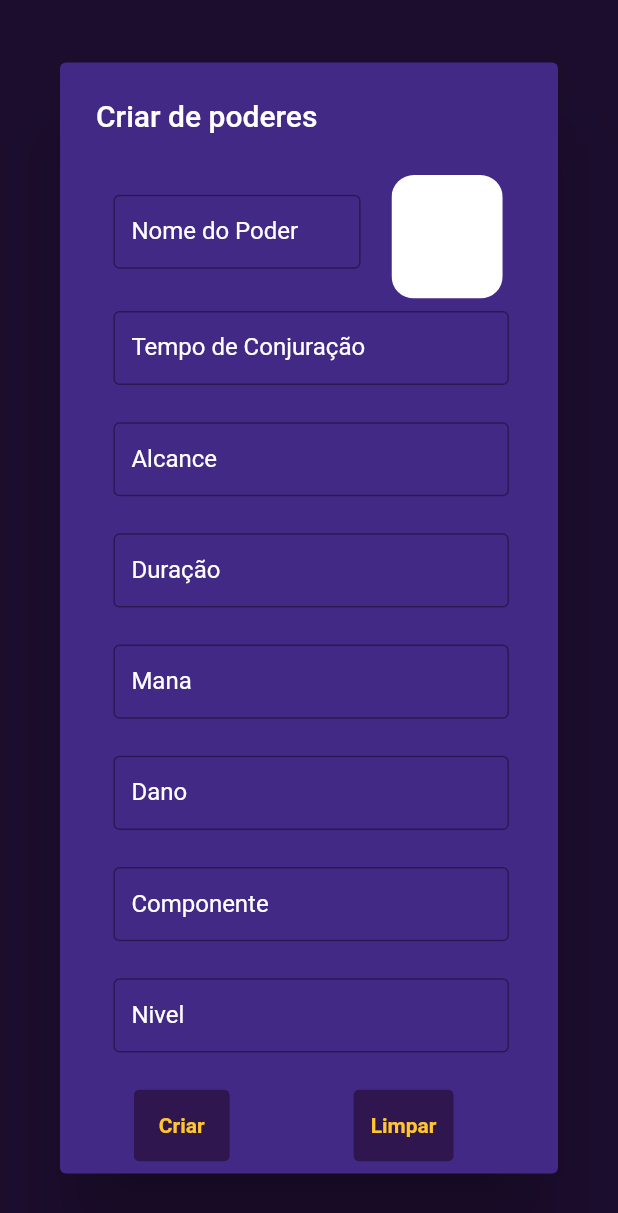
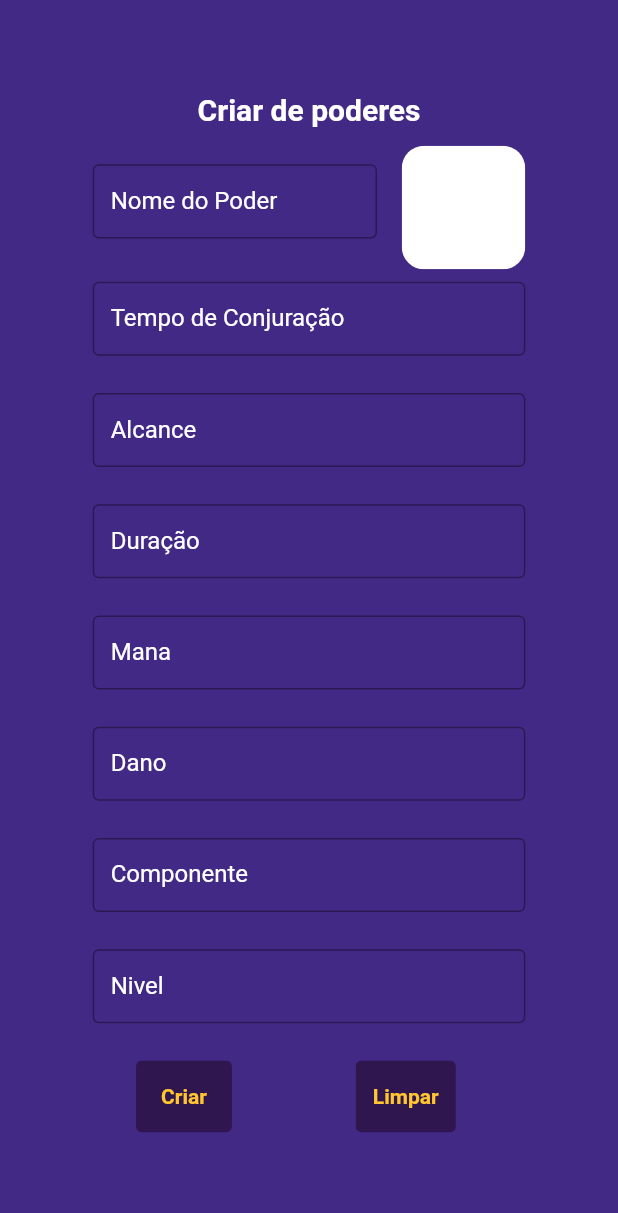
Before and after one commit to AlmostZF/App_RPG, a Flutter app: the ModalPoder screen opened directly, on a phone screen of 412 x 824 dp. Shown: the top 1213 px of the screen. Run offline on Flutter 3.47's test engine with Material 2 defaults, Android fonts, the phone set to English and light mode, and no system bars; our stand-ins replace firebase_database, image_picker, syncfusion_flutter_sliders; missing offline and left inert: kg_charts; accounts and stored records are empty; network calls fail.

Commit message:
mudando os modais para telas

```diff
--- a/rpg_app/lib/view/modal_poder.dart
+++ b/rpg_app/lib/view/modal_poder.dart
@@ -8,16 +8,26 @@ class ModalPoder extends StatelessWidget {
   Widget build(BuildContext context) {
    Size size = MediaQuery.of(context).size;
 
-    return AlertDialog(
-      title: const Text('Criar de poderes',style: TextStyle(color: otherColor)),
+    return Scaffold(
       backgroundColor: defaultColor,
-      actions: <Widget>[
+      body: SingleChildScrollView(
+        child: Padding(
+          padding: EdgeInsets.only(top:size.width*0.15),
+          child: Column(
+            children:[
+              const Text('Criar de poderes',
+              style: TextStyle(
+                color: otherColor,
+                fontWeight: FontWeight.bold,
+                fontSize: 20)),
+              Padding(
+                padding: EdgeInsets.only(right: size.width*0.3, top:size.width*0.03)),
               Stack(
                 children: [
                   Padding(
-              padding: EdgeInsets.only(right: size.width*0.3, top:size.width*0.032),
+                    padding: EdgeInsets.only(right: size.width*0.2, top:size.width*0.03),
                     child: SizedBox(
-                width: size.width*0.4,
+                      width: size.width*0.46,
                       height: size.height*0.06,
                       child: const TextField(
                         decoration: InputDecoration(
@@ -29,11 +39,11 @@ class ModalPoder extends StatelessWidget {
                     ),
                   ),
                   Padding(
-              padding: EdgeInsets.only(left: size.width*0.45, bottom: size.width*0.02),
+                    padding: EdgeInsets.only(left: size.width*0.5, bottom: size.width*0.02,),
                     child: ClipRRect(
                       borderRadius: BorderRadius.circular(15),
                       child: Container(
-                  width: size.width*0.18,
+                        width: size.width*0.2,
                         height: size.height*0.1,
                         color: otherColor,
                       ),
@@ -46,13 +56,10 @@ class ModalPoder extends StatelessWidget {
                child: SizedBox(
                  width: size.width*0.7,
                  height: size.height*0.06,
-           child: Padding(
-             padding: EdgeInsets.only(right: size.height*0.03),
                  child: const TextField(
                    decoration: InputDecoration(
                      border: OutlineInputBorder(),
                      labelText: "Tempo de Conjuração"
-               ),
                    ),
                  ),
                ),
@@ -62,13 +69,10 @@ class ModalPoder extends StatelessWidget {
                child: SizedBox(
                  width: size.width*0.7,
                  height: size.height*0.06,
-           child:  Padding(
-             padding: EdgeInsets.only(right: size.height*0.03),
-             child: const TextField(
+                 child:  const TextField(
                    decoration: InputDecoration(
                      border: OutlineInputBorder(),
                      labelText: "Alcance"
-               ),
                    ),
                  ),
                ),
@@ -78,13 +82,10 @@ class ModalPoder extends StatelessWidget {
                child: SizedBox(
                  width: size.width*0.7,
                  height: size.height*0.06,
-           child:  Padding(
-             padding: EdgeInsets.only(right: size.height*0.03),
-             child: const TextField(
+                 child:  const TextField(
                    decoration: InputDecoration(
                      border: OutlineInputBorder(),
                      labelText: "Duração"
-               ),
                    ),
                  ),
                ),
@@ -94,13 +95,10 @@ class ModalPoder extends StatelessWidget {
                child: SizedBox(
                  width: size.width*0.7,
                  height: size.height*0.06,
-           child:  Padding(
-             padding: EdgeInsets.only(right: size.height*0.03),
-             child: const TextField(
+                 child:  const TextField(
                    decoration: InputDecoration(
                      border: OutlineInputBorder(),
                      labelText: "Mana"
-               ),
                    ),
                  ),
                ),
@@ -110,13 +108,10 @@ class ModalPoder extends StatelessWidget {
                child: SizedBox(
                  width: size.width*0.7,
                  height: size.height*0.06,
-           child:  Padding(
-             padding: EdgeInsets.only(right: size.height*0.03),
-             child: const TextField(
+                 child:  const TextField(
                    decoration: InputDecoration(
                      border: OutlineInputBorder(),
                      labelText: "Dano"
-               ),
                    ),
                  ),
                ),
@@ -126,13 +121,10 @@ class ModalPoder extends StatelessWidget {
                child: SizedBox(
                  width: size.width*0.7,
                  height: size.height*0.06,
-           child:  Padding(
-             padding: EdgeInsets.only(right: size.height*0.03),
-             child: const TextField(
+                 child:  const TextField(
                    decoration: InputDecoration(
                      border: OutlineInputBorder(),
                      labelText: "Componente"
-               ),
                    ),
                  ),
                ),
@@ -142,9 +134,7 @@ class ModalPoder extends StatelessWidget {
                child: SizedBox(
                  width: size.width*0.7,
                  height: size.height*0.06,
-           child:  Padding(
-             padding: EdgeInsets.only(right: size.height*0.03),
-             child: const TextField(
+                 child:  const TextField(
                    decoration: InputDecoration(
                      border: OutlineInputBorder(),
                      labelText: "Nivel"
@@ -152,11 +142,10 @@ class ModalPoder extends StatelessWidget {
                  ),
                ),
              ),
-       ),
               Row(
                 children: [
                   Padding(
-              padding: EdgeInsets.only(left: size.height*0.05),
+                    padding: EdgeInsets.only(left: size.height*0.11),
                     child: ClipRRect(
                       borderRadius: BorderRadius.circular(4),
                       child: Stack(
@@ -205,6 +194,9 @@ class ModalPoder extends StatelessWidget {
                 ],
               )
             ],
+          ),
+        ),
+      ),
     );
   }
 }
```
Also changed, not shown: rpg_app/lib/view/battle_screen.dart (+20 -18 lines), rpg_app/lib/view/modal_Item.dart (+27 -29 lines). Lines whose indentation alone changed are shown as unchanged.
